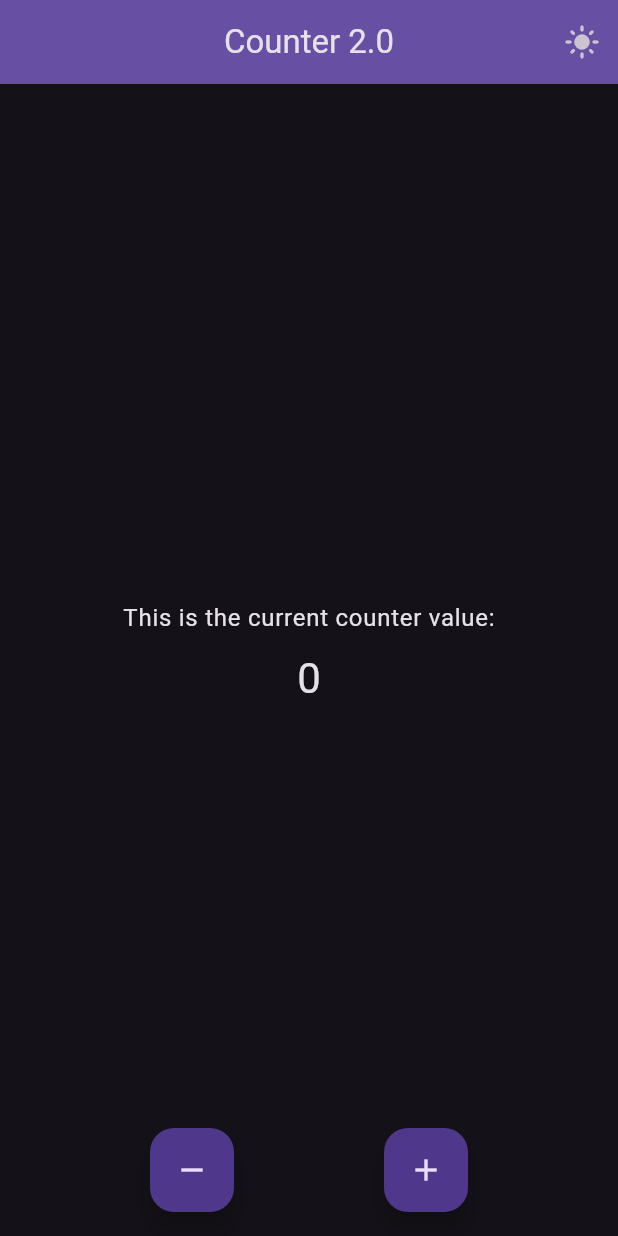
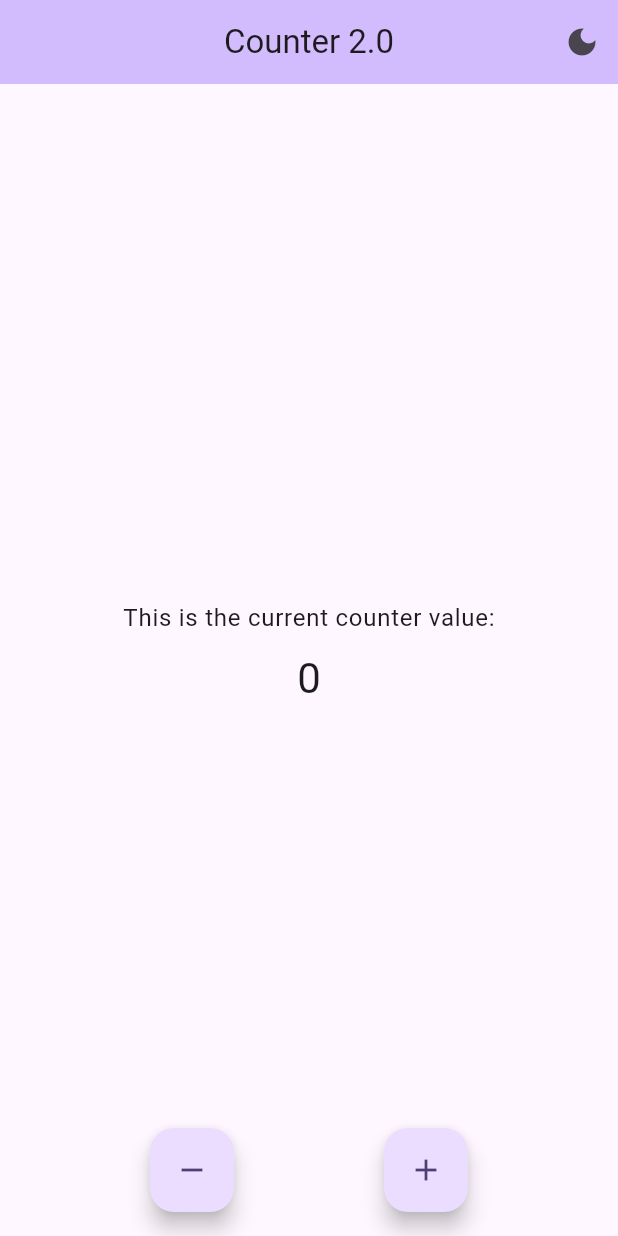
Before and after one commit to hadiyaaamir/counter2point0, a Flutter app: the screen it shows after launch, after a tap on the "dark mode" icon, on a phone screen of 412 x 824 dp. Run offline on Flutter 3.47's test engine with Material 2 defaults, Android fonts, the phone set to English and light mode, and no system bars.

Commit message:
dark mode changenotifier

```diff
--- a/lib/app/counter/view/counterMain.dart
+++ b/lib/app/counter/view/counterMain.dart
@@ -1,5 +1,6 @@
 import 'package:counter2point0/app/counter/view/buttonsRow.dart';
 import 'package:counter2point0/app/counter/view/editableCounter.dart';
+import 'package:counter2point0/app/darkmode/view/modeButton.dart';
 import 'package:counter2point0/app/root.dart';
 import 'package:flutter/material.dart';
 
@@ -16,8 +17,6 @@ class _CounterMainState extends State<CounterMain> {
 
   final TextEditingController _counterController = TextEditingController();
 
-  bool isDarkMode(context) => Theme.of(context).brightness == Brightness.dark;
-
   void setCounter(int value) {
     setState(() {
       _counter = value;
@@ -25,7 +24,7 @@ class _CounterMainState extends State<CounterMain> {
   }
 
   void changeTheme() {
-    MyApp.of(context).changeTheme(ThemeMode.light);
+    // MyApp.of(context).changeTheme(ThemeMode.light);
   }
 
   @override
@@ -37,11 +36,7 @@ class _CounterMainState extends State<CounterMain> {
         title: const Text('Counter 2.0'),
         centerTitle: true,
         actions: [
-          IconButton(
-              onPressed: () => MyApp.of(context).changeTheme(
-                  isDarkMode(context) ? ThemeMode.light : ThemeMode.dark),
-              icon: Icon(
-                  isDarkMode(context) ? Icons.light_mode : Icons.dark_mode))
+          ModeButton(),
         ],
       ),
       body: Center(
--- /dev/null
+++ b/lib/app/darkmode/business_logic/modeController.dart
@@ -0,0 +1,12 @@
+import 'package:flutter/material.dart';
+
+class ModeController extends ChangeNotifier {
+  ThemeMode _themeMode = ThemeMode.system;
+  ThemeMode get themeMode => _themeMode;
+
+  toggleMode() {
+    _themeMode =
+        _themeMode == ThemeMode.light ? ThemeMode.dark : ThemeMode.light;
+    notifyListeners();
+  }
+}
--- /dev/null
+++ b/lib/app/darkmode/view/modeButton.dart
@@ -0,0 +1,24 @@
+import 'package:counter2point0/app/darkmode/business_logic/modeController.dart';
+import 'package:flutter/material.dart';
+import 'package:provider/provider.dart';
+
+class ModeButton extends StatefulWidget {
+  const ModeButton({super.key});
+
+  @override
+  State<ModeButton> createState() => _ModeButtonState();
+}
+
+class _ModeButtonState extends State<ModeButton> {
+  bool isDarkMode(context) => Theme.of(context).brightness == Brightness.dark;
+
+  @override
+  Widget build(BuildContext context) {
+    return IconButton(
+      onPressed: () => context.read<ModeController>().toggleMode(),
+      // MyApp.of(context).changeTheme(
+      //     isDarkMode(context) ? ThemeMode.light : ThemeMode.dark),
+      icon: Icon(isDarkMode(context) ? Icons.light_mode : Icons.dark_mode),
+    );
+  }
+}
--- a/lib/app/main.dart
+++ b/lib/app/main.dart
@@ -1,6 +1,15 @@
+import 'package:counter2point0/app/darkmode/business_logic/modeController.dart';
 import 'package:counter2point0/app/root.dart';
 import 'package:flutter/material.dart';
+import 'package:provider/provider.dart';
 
 void main() {
-  runApp(const MyApp());
+  runApp(
+    MultiProvider(
+      providers: [
+        ChangeNotifierProvider(create: (context) => ModeController()),
+      ],
+      child: const MyApp(),
+    ),
+  );
 }
--- a/lib/app/root.dart
+++ b/lib/app/root.dart
@@ -1,38 +1,24 @@
 import 'package:counter2point0/app/counter/view/counterMain.dart';
+import 'package:counter2point0/app/darkmode/business_logic/modeController.dart';
 import 'package:flutter/material.dart';
+import 'package:provider/provider.dart';
 
-class MyApp extends StatefulWidget {
+class MyApp extends StatelessWidget {
   const MyApp({super.key});
 
   @override
-  State<MyApp> createState() => _MyAppState();
+  Widget build(BuildContext context) {
+    ThemeMode themeMode = context.watch<ModeController>().themeMode;
 
-  //adding this static of() method to our StatefulWidget makes its
-  //State object accessible for any descendant widget
-  static _MyAppState of(BuildContext context) =>
-      context.findAncestorStateOfType<_MyAppState>()!;
-}
-
-class _MyAppState extends State<MyApp> {
-  ThemeMode _themeMode = ThemeMode.system;
-
-  @override
-  Widget build(BuildContext context) {
     return MaterialApp(
-      title: 'Heyy',
+      title: 'Counter 2.0',
       theme: ThemeData(
         colorScheme: ColorScheme.fromSeed(seedColor: Colors.deepPurple),
         useMaterial3: true,
       ),
       darkTheme: ThemeData.dark(useMaterial3: true),
-      themeMode: _themeMode,
+      themeMode: themeMode,
       home: const CounterMain(),
     );
   }
-
-  void changeTheme(ThemeMode themeMode) {
-    setState(() {
-      _themeMode = themeMode;
-    });
-  }
 }
--- a/pubspec.yaml
+++ b/pubspec.yaml
@@ -35,6 +35,7 @@ dependencies:
   # The following adds the Cupertino Icons font to your application.
   # Use with the CupertinoIcons class for iOS style icons.
   cupertino_icons: ^1.0.2
+  provider: ^6.0.5
 
 dev_dependencies:
   flutter_test:
```
Also changed, not shown: pubspec.lock.
